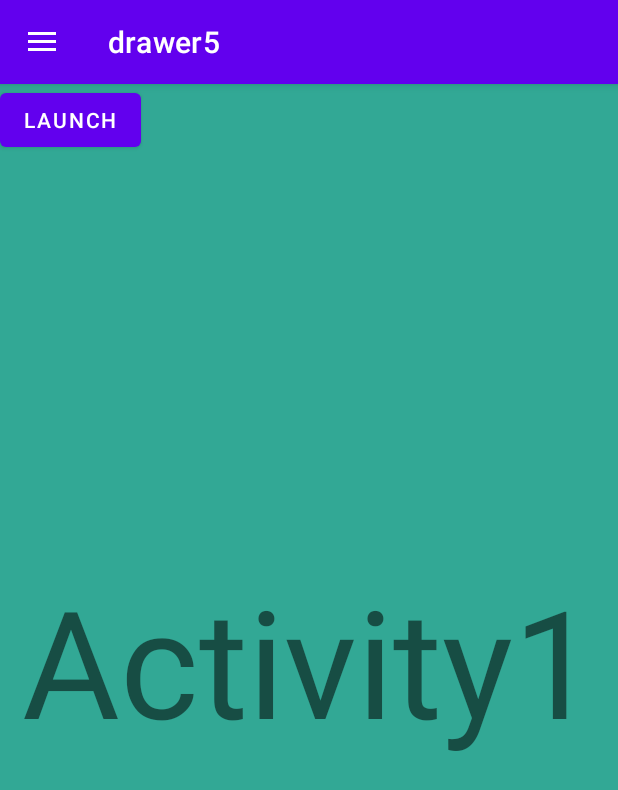
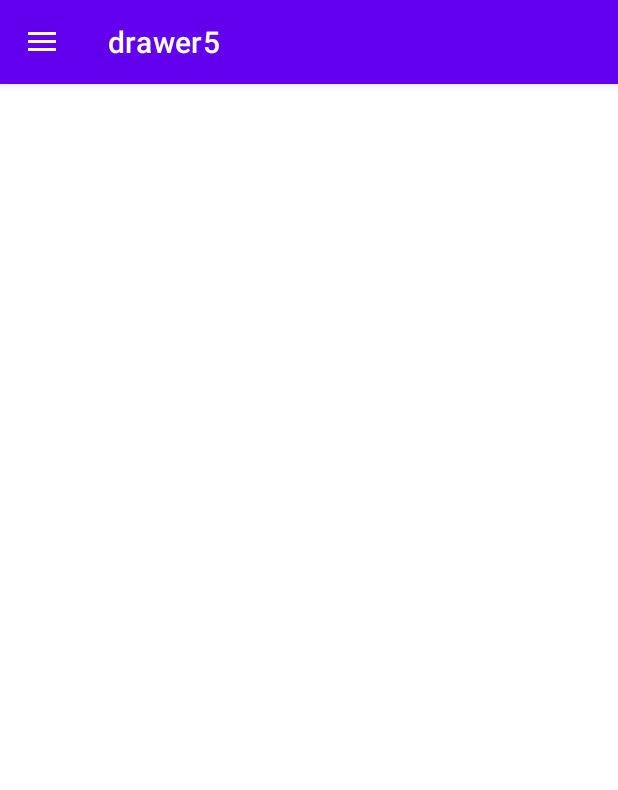
Before and after one commit to CarlaKremer/drawer, an Android app: the screen it shows after launch (MainActivity), on a phone screen of 412 x 824 dp. Shown: the top 790 px of the screen. Run offline under Robolectric (Android 15) with nearby library versions, the phone set to English and light mode, and no system bars.

Commit message:
fix: correcao na exibicao dos fragments em activity_main

```diff
--- a/app/src/main/java/com/example/drawer5/MainActivity.kt
+++ b/app/src/main/java/com/example/drawer5/MainActivity.kt
@@ -16,8 +16,8 @@ class MainActivity : AppCompatActivity(){
 
     private lateinit var toggle : ActionBarDrawerToggle
 
-    private lateinit var BlankFragment : BlankFragment
-    private lateinit var BlankFragment2 : BlankFragment2
+    private lateinit var blankFragment : BlankFragment
+    private lateinit var blankFragment2 : BlankFragment2
 
     override fun onCreate(savedInstanceState: Bundle?) {
         super.onCreate(savedInstanceState)
@@ -25,6 +25,10 @@ class MainActivity : AppCompatActivity(){
 
         val drawerLayout : DrawerLayout = findViewById(R.id.drawer_layout)
         val navView : NavigationView = findViewById(R.id.nav_view)
+        blankFragment = BlankFragment()
+        blankFragment2 = BlankFragment2()
+
+
 
 
         toggle = ActionBarDrawerToggle(this, drawerLayout, R.string.open, R.string.close)
@@ -35,8 +39,12 @@ class MainActivity : AppCompatActivity(){
 
         navView.setNavigationItemSelectedListener {
             when(it.itemId){
-                R.id.nav_location -> setFragment(BlankFragment)
-                R.id.nav_calendar -> setFragment(BlankFragment2)
+                R.id.nav_location -> {
+                    setFragment(blankFragment)
+                }
+                R.id.nav_calendar -> {
+                    setFragment(blankFragment2)
+                }
             }
             true
         }
--- a/app/src/main/res/layout/activity_main.xml
+++ b/app/src/main/res/layout/activity_main.xml
@@ -1,31 +1,11 @@
 <?xml version="1.0" encoding="utf-8"?>
-<androidx.constraintlayout.widget.ConstraintLayout xmlns:android="http://schemas.android.com/apk/res/android"
+<RelativeLayout xmlns:android="http://schemas.android.com/apk/res/android"
     xmlns:app="http://schemas.android.com/apk/res-auto"
     xmlns:tools="http://schemas.android.com/tools"
     android:layout_width="match_parent"
     android:layout_height="match_parent"
     tools:context=".MainActivity"
-    android:background="#32a895"
     >
-
-    <TextView
-        android:layout_width="wrap_content"
-        android:layout_height="wrap_content"
-        android:text="Activity1"
-        android:textSize="100dp"
-        app:layout_constraintBottom_toBottomOf="parent"
-        app:layout_constraintLeft_toLeftOf="parent"
-        app:layout_constraintRight_toRightOf="parent"
-        app:layout_constraintTop_toTopOf="parent" />
-
-    <Button
-        android:id="@+id/button"
-        android:layout_width="wrap_content"
-        android:layout_height="wrap_content"
-        android:text="Launch"
-        tools:layout_editor_absoluteX="4dp"
-        tools:layout_editor_absoluteY="-2dp"
-        tools:ignore="MissingConstraints" />
 
     <FrameLayout
         android:layout_width="match_parent"
@@ -33,4 +13,4 @@
         android:id="@+id/frag"
         />
 
-</androidx.constraintlayout.widget.ConstraintLayout>
+</RelativeLayout>
--- a/app/src/main/res/layout/fragment_blank.xml
+++ b/app/src/main/res/layout/fragment_blank.xml
@@ -1,5 +1,5 @@
 <?xml version="1.0" encoding="utf-8"?>
-<FrameLayout xmlns:android="http://schemas.android.com/apk/res/android"
+<RelativeLayout xmlns:android="http://schemas.android.com/apk/res/android"
     xmlns:tools="http://schemas.android.com/tools"
     android:layout_width="match_parent"
     android:layout_height="match_parent"
@@ -10,4 +10,4 @@
 
 
 
-</FrameLayout>
+</RelativeLayout>
--- a/app/src/main/res/layout/fragment_blank2.xml
+++ b/app/src/main/res/layout/fragment_blank2.xml
@@ -1,5 +1,5 @@
 <?xml version="1.0" encoding="utf-8"?>
-<FrameLayout xmlns:android="http://schemas.android.com/apk/res/android"
+<RelativeLayout xmlns:android="http://schemas.android.com/apk/res/android"
     xmlns:tools="http://schemas.android.com/tools"
     android:layout_width="match_parent"
     android:layout_height="match_parent"
@@ -14,4 +14,4 @@
         android:text="sdadasdasdAAAAAAAAAAAAAAAAAAAAAAAAAAAA"
         android:textColor="#FFF"/>
 
-</FrameLayout>
+</RelativeLayout>
```
Also changed, not shown: app/src/main/java/com/example/drawer5/BlankFragment.kt (+0 -36 lines), app/src/main/java/com/example/drawer5/BlankFragment2.kt (+3 -36 lines).
